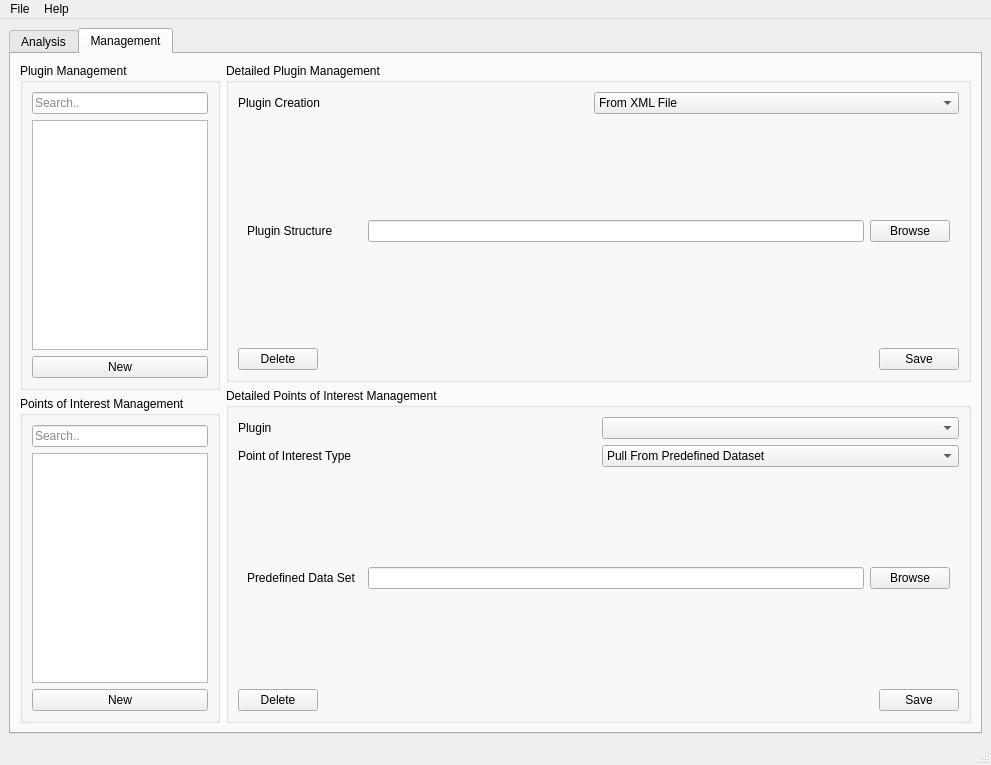
This is src/GUI/ui_files/BATT5_GUI.ui in adalio0/BATT5 as Qt 5 draws it before an edit. The edited form follows.
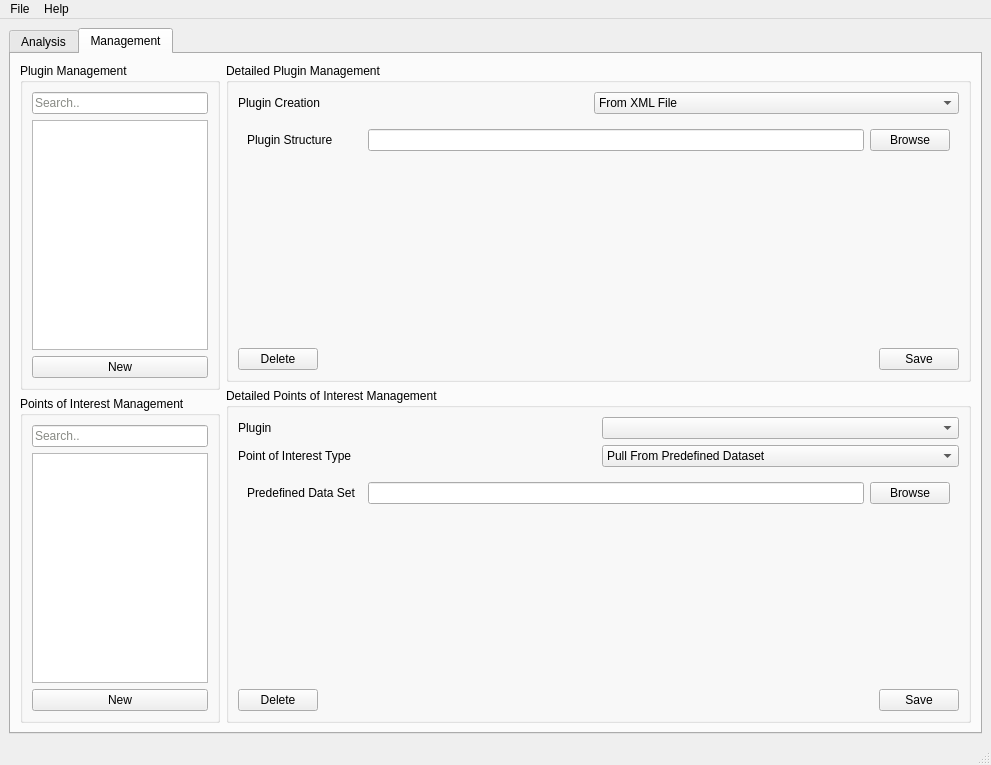
This is the edited form. The open tabs and pages were chosen to show the change.

What changed in the file:
```diff
--- a/src/GUI/ui_files/BATT5_GUI.ui
+++ b/src/GUI/ui_files/BATT5_GUI.ui
@@ -965,9 +965,12 @@
                <widget class="QWidget" name="page">
                 <layout class="QVBoxLayout" name="verticalLayout">
                  <item>
-                  <layout class="QHBoxLayout" name="horizontalLayout_13">
-                   <item>
-                    <widget class="QLabel" name="label_2">
+                  <layout class="QGridLayout" name="gridLayout_2">
+                   <item row="0" column="1">
+                    <widget class="QLineEdit" name="dpmPluginStructure_lineEdit"/>
+                   </item>
+                   <item row="0" column="0">
+                    <widget class="QLabel" name="dpmPluginStructure_label">
                      <property name="minimumSize">
                       <size>
                        <width>115</width>
@@ -985,16 +988,26 @@
                      </property>
                     </widget>
                    </item>
-                   <item>
-                    <widget class="QLineEdit" name="lineEdit"/>
-                   </item>
-                   <item>
-                    <widget class="QPushButton" name="pushButton">
+                   <item row="0" column="2">
+                    <widget class="QPushButton" name="dpmPluginStructure_button">
                      <property name="text">
                       <string>Browse</string>
                      </property>
                     </widget>
                    </item>
+                   <item row="1" column="1">
+                    <spacer name="verticalSpacer_2">
+                     <property name="orientation">
+                      <enum>Qt::Vertical</enum>
+                     </property>
+                     <property name="sizeHint" stdset="0">
+                      <size>
+                       <width>20</width>
+                       <height>40</height>
+                      </size>
+                     </property>
+                    </spacer>
+                   </item>
                   </layout>
                  </item>
                 </layout>
@@ -1230,8 +1243,11 @@
                <widget class="QWidget" name="fromPredef_page">
                 <layout class="QVBoxLayout" name="verticalLayout_21">
                  <item>
-                  <layout class="QHBoxLayout" name="horizontalLayout_12">
-                   <item>
+                  <layout class="QGridLayout" name="gridLayout">
+                   <item row="0" column="1">
+                    <widget class="QLineEdit" name="dpoimPredefined_lineEdit"/>
+                   </item>
+                   <item row="0" column="0">
                     <widget class="QLabel" name="dpoimPredefined_label">
                      <property name="minimumSize">
                       <size>
@@ -1244,16 +1260,26 @@
                      </property>
                     </widget>
                    </item>
-                   <item>
-                    <widget class="QLineEdit" name="dpoimPredefined_lineEdit"/>
-                   </item>
-                   <item>
+                   <item row="0" column="2">
                     <widget class="QPushButton" name="dpoimPredefined_button">
                      <property name="text">
                       <string>Browse</string>
                      </property>
                     </widget>
                    </item>
+                   <item row="1" column="1">
+                    <spacer name="verticalSpacer">
+                     <property name="orientation">
+                      <enum>Qt::Vertical</enum>
+                     </property>
+                     <property name="sizeHint" stdset="0">
+                      <size>
+                       <width>20</width>
+                       <height>40</height>
+                      </size>
+                     </property>
+                    </spacer>
+                   </item>
                   </layout>
                  </item>
                 </layout>
```
Left out of the diff: 10 changed lines with no effect on the pictures.
